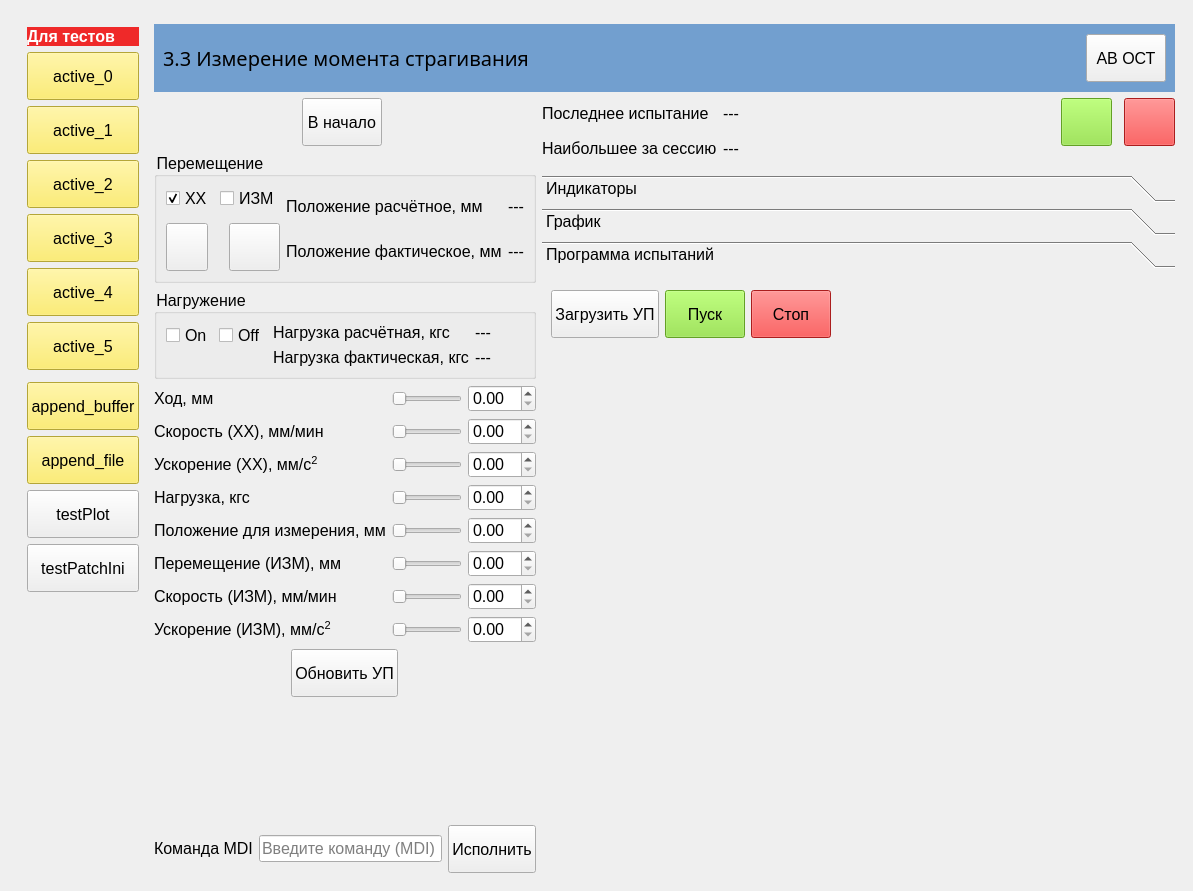
This is BallScrewVCP3.ui in Ornstein89/BallScrewControl_QtVCP as Qt 5 draws it before an edit. The edited form follows.
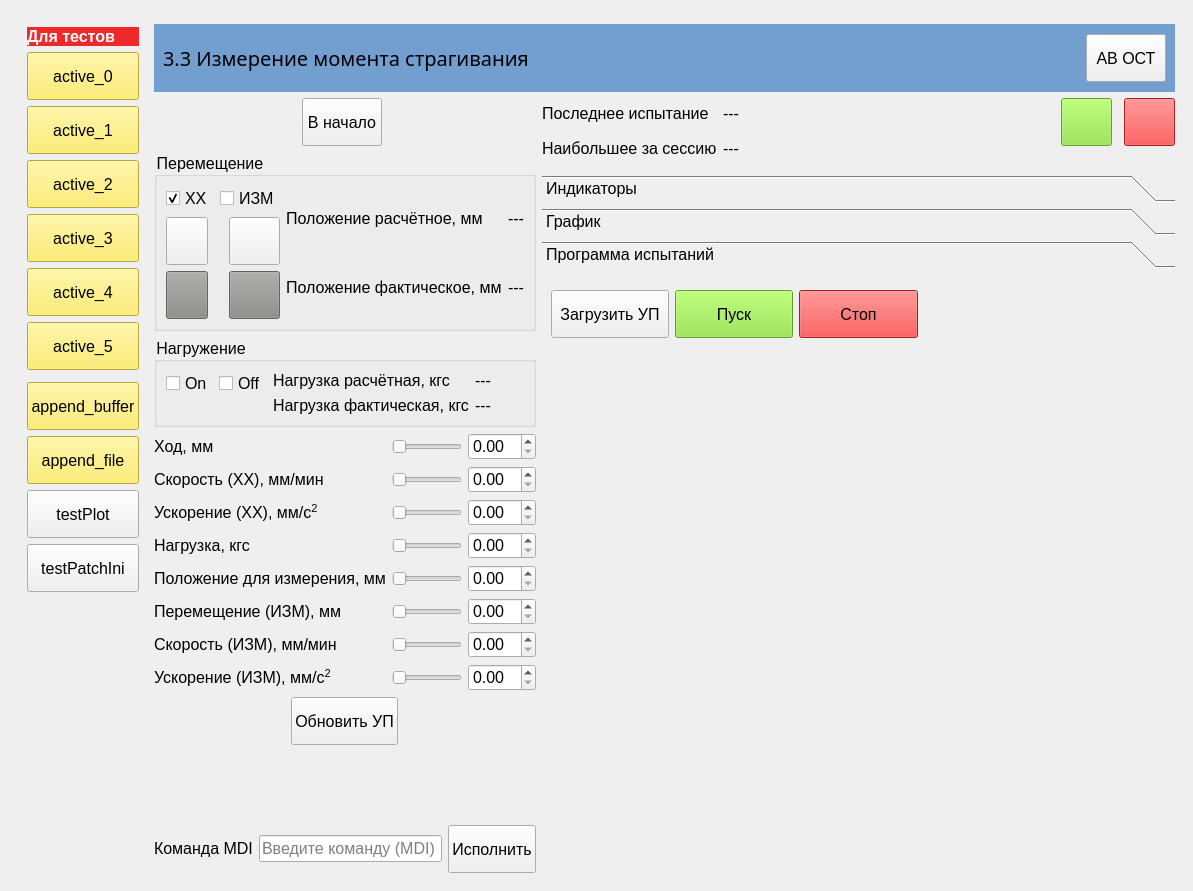
This is the edited form. Icons and pictures are not drawn. Custom widgets are drawn as their Qt base class.

Commit message: Added MODE_MANUAL switch on jog buttons on form 3.3, and round seconds in log on form 3.2

What changed in the file:
```diff
--- a/BallScrewVCP3.ui
+++ b/BallScrewVCP3.ui
@@ -516,23 +516,6 @@
                </property>
               </widget>
              </item>
-             <item row="2" column="0">
-              <widget class="PushButton" name="btnJog_Minus33">
-               <property name="icon">
-                <iconset>
-                 <normaloff>resources/caret_left.png</normaloff>resources/caret_left.png</iconset>
-               </property>
-               <property name="iconSize">
-                <size>
-                 <width>40</width>
-                 <height>40</height>
-                </size>
-               </property>
-              </widget>
-             </item>
-             <item row="2" column="1" colspan="2">
-              <widget class="LED" name="ledOn_Position33"/>
-             </item>
              <item row="0" column="2" colspan="2">
               <widget class="CheckBox" name="chkDspModeIZM_33">
                <property name="text">
@@ -546,20 +529,6 @@
                </property>
               </widget>
              </item>
-             <item row="2" column="3">
-              <widget class="PushButton" name="btnJog_Plus33">
-               <property name="icon">
-                <iconset>
-                 <normaloff>resources/caret_right.png</normaloff>resources/caret_right.png</iconset>
-               </property>
-               <property name="iconSize">
-                <size>
-                 <width>40</width>
-                 <height>40</height>
-                </size>
-               </property>
-              </widget>
-             </item>
              <item row="0" column="4" rowspan="3">
               <layout class="QGridLayout" name="gridLayout_6">
                <item row="1" column="1">
@@ -604,6 +573,83 @@
                </item>
               </layout>
              </item>
+             <item row="1" column="3">
+              <widget class="QPushButton" name="btnJog_Plus33">
+               <property name="text">
+                <string/>
+               </property>
+               <property name="icon">
+                <iconset>
+                 <normaloff>resources/caret_right.png</normaloff>resources/caret_right.png</iconset>
+               </property>
+               <property name="iconSize">
+                <size>
+                 <width>40</width>
+                 <height>40</height>
+                </size>
+               </property>
+              </widget>
+             </item>
+             <item row="1" column="0">
+              <widget class="QPushButton" name="btnJog_Minus33">
+               <property name="text">
+                <string/>
+               </property>
+               <property name="icon">
+                <iconset>
+                 <normaloff>resources/caret_left.png</normaloff>resources/caret_left.png</iconset>
+               </property>
+               <property name="iconSize">
+                <size>
+                 <width>40</width>
+                 <height>40</height>
+                </size>
+               </property>
+              </widget>
+             </item>
+             <item row="1" column="2">
+              <widget class="LED" name="ledOn_Position33"/>
+             </item>
+             <item row="2" column="0">
+              <widget class="PushButton" name="btnJog_Minus33_old">
+               <property name="toolTip">
+                <string>Старая кнопка с пином</string>
+               </property>
+               <property name="styleSheet">
+                <string notr="true">background-color: rgb(136, 138, 133);</string>
+               </property>
+               <property name="icon">
+                <iconset>
+                 <normaloff>resources/caret_left.png</normaloff>resources/caret_left.png</iconset>
+               </property>
+               <property name="iconSize">
+                <size>
+                 <width>40</width>
+                 <height>40</height>
+                </size>
+               </property>
+              </widget>
+             </item>
+             <item row="2" column="3">
+              <widget class="PushButton" name="btnJog_Plus33_old">
+               <property name="toolTip">
+                <string>Старая кнопка с пином</string>
+               </property>
+               <property name="styleSheet">
+                <string notr="true">background-color: rgb(136, 138, 133);</string>
+               </property>
+               <property name="icon">
+                <iconset>
+                 <normaloff>resources/caret_right.png</normaloff>resources/caret_right.png</iconset>
+               </property>
+               <property name="iconSize">
+                <size>
+                 <width>40</width>
+                 <height>40</height>
+                </size>
+               </property>
+              </widget>
+             </item>
             </layout>
            </widget>
           </item>
@@ -1215,7 +1261,7 @@
             <rect>
              <x>0</x>
              <y>0</y>
-             <width>589</width>
+             <width>588</width>
              <height>622</height>
             </rect>
            </property>
@@ -1225,40 +1271,7 @@
            <layout class="QGridLayout" name="gridLayout_8">
             <item row="0" column="0">
              <layout class="QGridLayout" name="gridLayout_15">
-              <item row="2" column="1">
-               <widget class="ActionButton" name="btnProgram_Run33">
-                <property name="styleSheet">
-                 <string notr="true">background-color: rgb(138, 226, 52);</string>
-                </property>
-                <property name="text">
-                 <string>Пуск</string>
-                </property>
-                <property name="icon">
-                 <iconset>
-                  <normaloff>resources/play.png</normaloff>resources/play.png</iconset>
-                </property>
-                <property name="iconSize">
-                 <size>
-                  <width>36</width>
-                  <height>36</height>
-                 </size>
-                </property>
-                <property name="run_action" stdset="0">
-                 <bool>true</bool>
-                </property>
-               </widget>
-              </item>
-              <item row="2" column="0">
-               <widget class="QPushButton" name="btnLoadGCode33">
-                <property name="layoutDirection">
-                 <enum>Qt::LeftToRight</enum>
-                </property>
-                <property name="text">
-                 <string>Загрузить УП</string>
-                </property>
-               </widget>
-              </item>
-              <item row="3" column="0" colspan="4">
+              <item row="3" column="0" colspan="5">
                <widget class="GcodeEditor" name="gcode_editor33">
                 <property name="sizePolicy">
                  <sizepolicy hsizetype="Expanding" vsizetype="Expanding">
@@ -1280,7 +1293,63 @@
                 </property>
                </widget>
               </item>
-              <item row="2" column="3">
+              <item row="1" column="0">
+               <widget class="QPushButton" name="btnLoadGCode33">
+                <property name="layoutDirection">
+                 <enum>Qt::LeftToRight</enum>
+                </property>
+                <property name="text">
+                 <string>Загрузить УП</string>
+                </property>
+               </widget>
+              </item>
+              <item row="1" column="1">
+               <widget class="ActionButton" name="btnProgram_Run33">
+                <property name="styleSheet">
+                 <string notr="true">background-color: rgb(138, 226, 52);</string>
+                </property>
+                <property name="text">
+                 <string>Пуск</string>
+                </property>
+                <property name="icon">
+                 <iconset>
+                  <normaloff>resources/play.png</normaloff>resources/play.png</iconset>
+                </property>
+                <property name="iconSize">
+                 <size>
+                  <width>36</width>
+                  <height>36</height>
+                 </size>
+                </property>
+                <property name="run_action" stdset="0">
+                 <bool>true</bool>
+                </property>
+               </widget>
+              </item>
+              <item row="1" column="2">
+               <widget class="ActionButton" name="btnProgram_Stop33">
+                <property name="styleSheet">
+                 <string notr="true">background-color: rgb(239, 41, 41);</string>
+                </property>
+                <property name="text">
+                 <string>Стоп</string>
+                </property>
+                <property name="icon">
+                 <iconset>
+                  <normaloff>resources/stop.png</normaloff>resources/stop.png</iconset>
+                </property>
+                <property name="iconSize">
+                 <size>
+                  <width>36</width>
+                  <height>36</height>
+                 </size>
+                </property>
+                <property name="abort_action" stdset="0">
+                 <bool>true</bool>
+                </property>
+               </widget>
+              </item>
+              <item row="1" column="3" colspan="2">
                <spacer name="horizontalSpacer">
                 <property name="orientation">
                  <enum>Qt::Horizontal</enum>
@@ -1293,29 +1362,6 @@
                 </property>
                </spacer>
               </item>
-              <item row="2" column="2">
-               <widget class="ActionButton" name="btnProgram_Stop33">
-                <property name="styleSheet">
-                 <string notr="true">background-color: rgb(239, 41, 41);</string>
-                </property>
-                <property name="text">
-                 <string>Стоп</string>
-                </property>
-                <property name="icon">
-                 <iconset>
-                  <normaloff>resources/stop.png</normaloff>resources/stop.png</iconset>
-                </property>
-                <property name="iconSize">
-                 <size>
-                  <width>36</width>
-                  <height>36</height>
-                 </size>
-                </property>
-                <property name="abort_action" stdset="0">
-                 <bool>true</bool>
-                </property>
-               </widget>
-              </item>
              </layout>
             </item>
            </layout>
```
Left out of the diff: 6 changed lines with no effect on the pictures. The commit also changes 7 other files.
